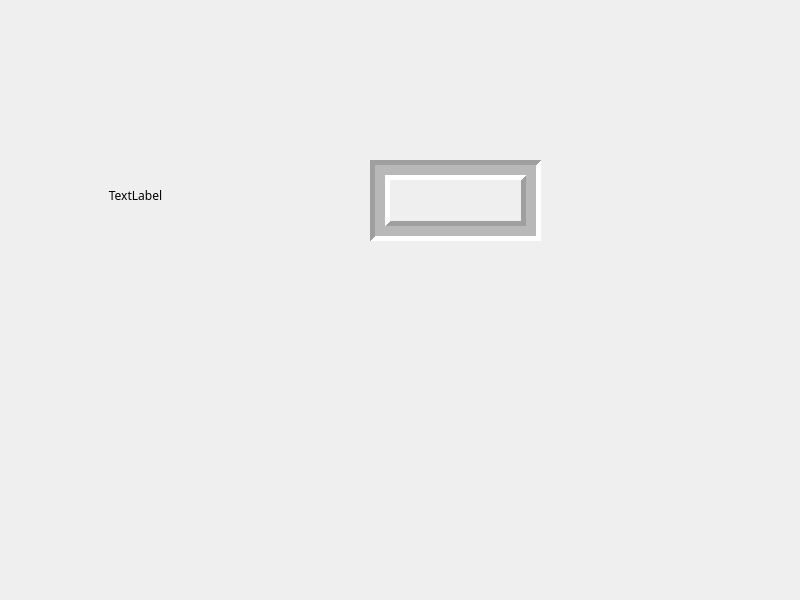
First picture: the form in 4.myframe/myframe/mywidget.ui, repository Fenobi/2023QtCode, before the edit.
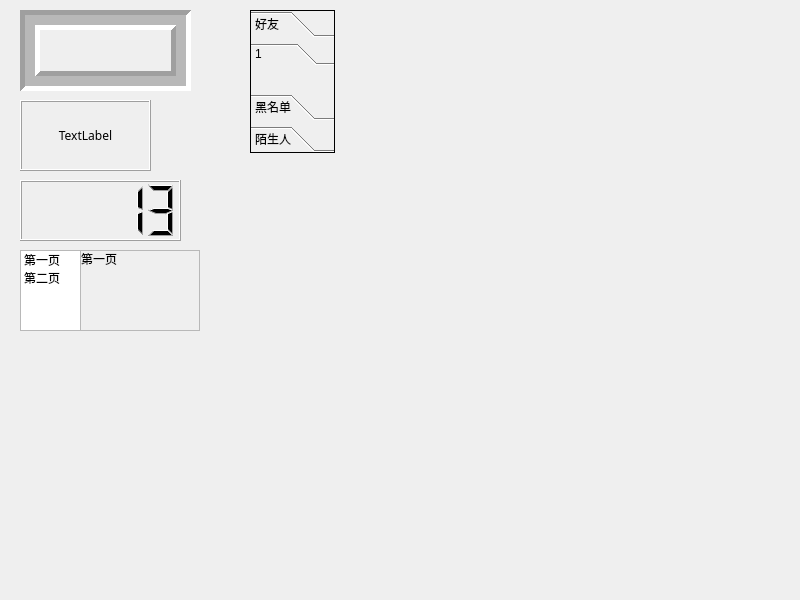
Second picture: the form after the edit.

What changed in the file:
```diff
--- a/4.myframe/myframe/mywidget.ui
+++ b/4.myframe/myframe/mywidget.ui
@@ -16,8 +16,8 @@
   <widget class="QFrame" name="frame">
    <property name="geometry">
     <rect>
-     <x>370</x>
-     <y>160</y>
+     <x>20</x>
+     <y>10</y>
      <width>171</width>
      <height>81</height>
     </rect>
@@ -38,10 +38,10 @@
   <widget class="QLabel" name="label">
    <property name="geometry">
     <rect>
-     <x>30</x>
-     <y>130</y>
-     <width>211</width>
-     <height>131</height>
+     <x>20</x>
+     <y>100</y>
+     <width>131</width>
+     <height>71</height>
     </rect>
    </property>
    <property name="font">
@@ -51,6 +51,15 @@
      <bold>false</bold>
     </font>
    </property>
+   <property name="frameShape">
+    <enum>QFrame::Box</enum>
+   </property>
+   <property name="frameShadow">
+    <enum>QFrame::Raised</enum>
+   </property>
+   <property name="lineWidth">
+    <number>1</number>
+   </property>
    <property name="text">
     <string>TextLabel</string>
    </property>
@@ -61,6 +70,173 @@
     <bool>true</bool>
    </property>
   </widget>
+  <widget class="QLCDNumber" name="lcdNumber">
+   <property name="geometry">
+    <rect>
+     <x>20</x>
+     <y>180</y>
+     <width>161</width>
+     <height>61</height>
+    </rect>
+   </property>
+   <property name="lineWidth">
+    <number>1</number>
+   </property>
+   <property name="smallDecimalPoint">
+    <bool>false</bool>
+   </property>
+   <property name="digitCount">
+    <number>5</number>
+   </property>
+   <property name="segmentStyle">
+    <enum>QLCDNumber::Filled</enum>
+   </property>
+   <property name="value" stdset="0">
+    <double>13.000000000000000</double>
+   </property>
+   <property name="intValue" stdset="0">
+    <number>13</number>
+   </property>
+  </widget>
+  <widget class="QListWidget" name="listWidget">
+   <property name="geometry">
+    <rect>
+     <x>20</x>
+     <y>250</y>
+     <width>61</width>
+     <height>81</height>
+    </rect>
+   </property>
+   <item>
+    <property name="text">
+     <string>第一页</string>
+    </property>
+   </item>
+   <item>
+    <property name="text">
+     <string>第二页</string>
+    </property>
+   </item>
+  </widget>
+  <widget class="QStackedWidget" name="stackedWidget_2">
+   <property name="geometry">
+    <rect>
+     <x>80</x>
+     <y>250</y>
+     <width>120</width>
+     <height>81</height>
+    </rect>
+   </property>
+   <property name="frameShape">
+    <enum>QFrame::StyledPanel</enum>
+   </property>
+   <property name="currentIndex">
+    <number>0</number>
+   </property>
+   <widget class="QWidget" name="page_3">
+    <widget class="QLabel" name="label_2">
+     <property name="geometry">
+      <rect>
+       <x>0</x>
+       <y>0</y>
+       <width>72</width>
+       <height>15</height>
+      </rect>
+     </property>
+     <property name="text">
+      <string>第一页</string>
+     </property>
+    </widget>
+   </widget>
+   <widget class="QWidget" name="page_4">
+    <widget class="QLabel" name="label_3">
+     <property name="geometry">
+      <rect>
+       <x>0</x>
+       <y>0</y>
+       <width>72</width>
+       <height>15</height>
+      </rect>
+     </property>
+     <property name="text">
+      <string>第二页</string>
+     </property>
+    </widget>
+   </widget>
+  </widget>
+  <widget class="QToolBox" name="toolBox">
+   <property name="geometry">
+    <rect>
+     <x>250</x>
+     <y>10</y>
+     <width>85</width>
+     <height>143</height>
+    </rect>
+   </property>
+   <property name="frameShape">
+    <enum>QFrame::Box</enum>
+   </property>
+   <property name="currentIndex">
+    <number>0</number>
+   </property>
+   <widget class="QWidget" name="page">
+    <property name="geometry">
+     <rect>
+      <x>0</x>
+      <y>0</y>
+      <width>83</width>
+      <height>54</height>
+     </rect>
+    </property>
+    <attribute name="label">
+     <string>好友</string>
+    </attribute>
+    <widget class="QToolBox" name="toolBox_2">
+     <property name="geometry">
+      <rect>
+       <x>0</x>
+       <y>0</y>
+       <width>85</width>
+       <height>141</height>
+      </rect>
+     </property>
+     <property name="currentIndex">
+      <number>0</number>
+     </property>
+     <widget class="QWidget" name="page_7">
+      <property name="geometry">
+       <rect>
+        <x>0</x>
+        <y>0</y>
+        <width>85</width>
+        <height>112</height>
+       </rect>
+      </property>
+      <attribute name="label">
+       <string>1</string>
+      </attribute>
+     </widget>
+    </widget>
+   </widget>
+   <widget class="QWidget" name="page_5">
+    <attribute name="label">
+     <string>黑名单</string>
+    </attribute>
+   </widget>
+   <widget class="QWidget" name="page_2">
+    <property name="geometry">
+     <rect>
+      <x>0</x>
+      <y>0</y>
+      <width>83</width>
+      <height>54</height>
+     </rect>
+    </property>
+    <attribute name="label">
+     <string>陌生人</string>
+    </attribute>
+   </widget>
+  </widget>
  </widget>
  <resources/>
  <connections/>
```
Left out of the diff: 19 changed lines with no effect on the pictures.
